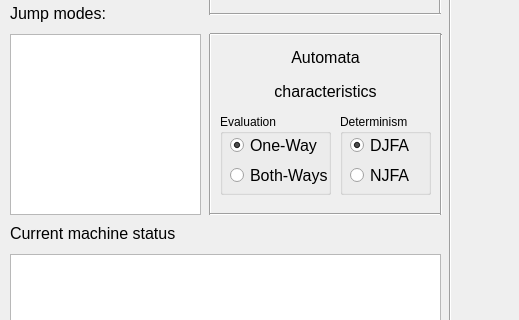
Old version of the form baseUI.ui in the repository JackG256/JFA-Sim; both pictures show x 0 to 519 and y 326 to 646 of the 1006 by 765 pixel window.
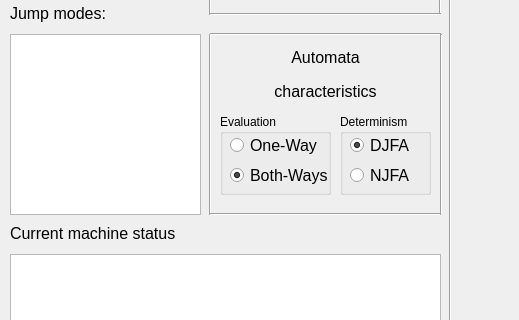
New version of the form.

Commit message: Made slight adjustment to UI to add radio button disabling on specific selections

The edit to the form file:
```diff
--- a/baseUI.ui
+++ b/baseUI.ui
@@ -581,9 +581,12 @@
     <property name="text">
      <string>One-Way</string>
     </property>
-    <property name="checked">
+    <property name="checkable">
      <bool>true</bool>
     </property>
+    <property name="checked">
+     <bool>false</bool>
+    </property>
     <property name="autoExclusive">
      <bool>true</bool>
     </property>
@@ -609,7 +612,7 @@
      <string>Both-Ways</string>
     </property>
     <property name="checked">
-     <bool>false</bool>
+     <bool>true</bool>
     </property>
     <property name="autoExclusive">
      <bool>true</bool>
```
